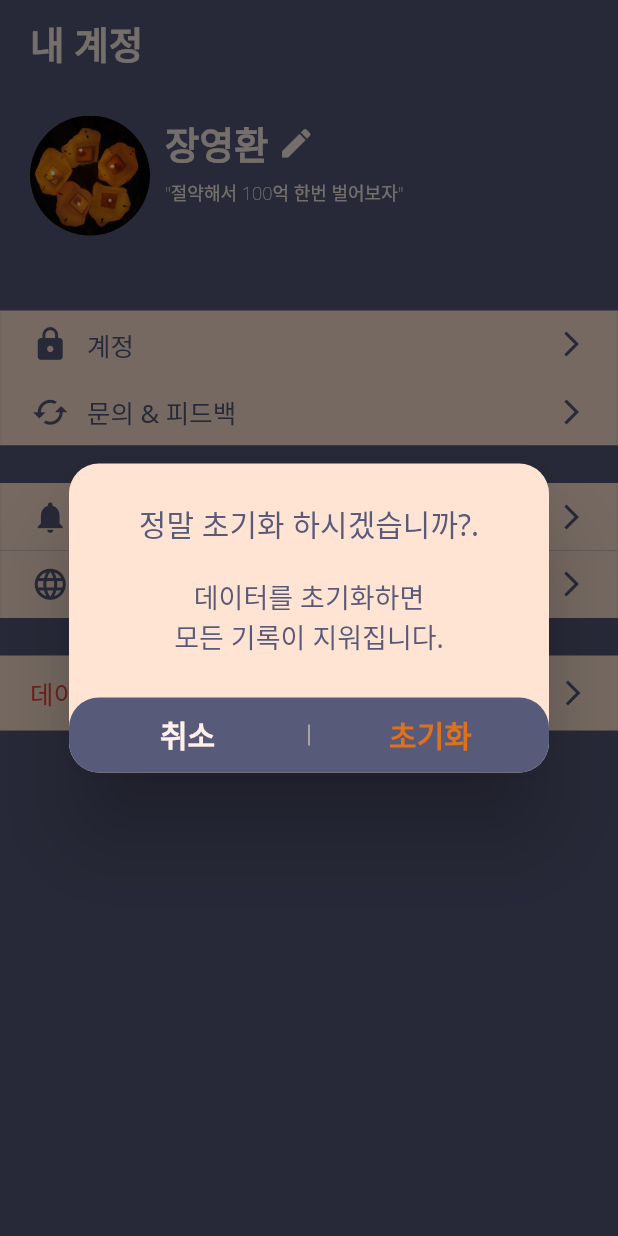
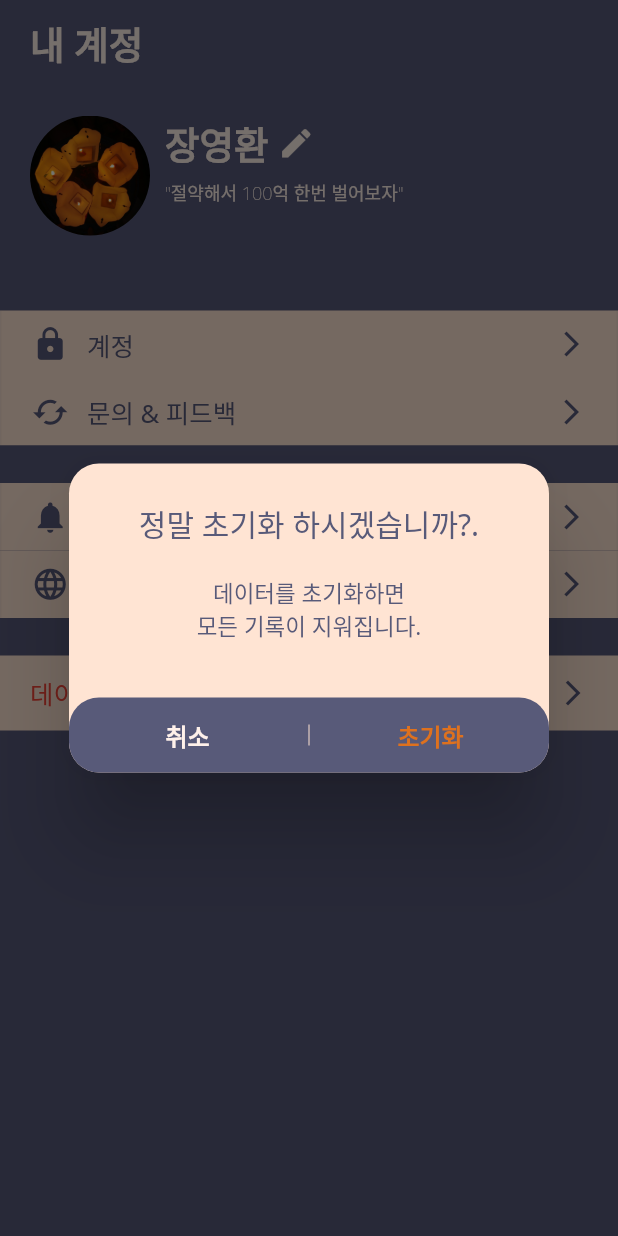
Before and after one commit to monthlyteam/RichHabit, a Flutter app: the Profile widget shown alone on an empty page, opened directly, after a tap on "데이터 초기화", on a phone screen of 412 x 824 dp. Run offline on Flutter 3.47's test engine with Material 2 defaults, Android fonts, the phone set to English and light mode, and no system bars; our stand-ins replace fl_chart, flutter_local_notifications, flutter_markdown, flutter_svg, fluttertoast, google_fonts and 2 more; missing offline and left inert: configurable_expansion_tile, flutter_group_sliver; accounts and stored records are empty.

Commit message:
[InitRepair2] 체크아이콘변경 기타 사이즈 조정

```diff
--- a/rich_habit/lib/screens/Init_next.dart
+++ b/rich_habit/lib/screens/Init_next.dart
@@ -438,7 +438,7 @@ class _InitNextState extends State<InitNext> {
                                 child:
                                 Column(
                                   children: [
-                                    Text("\"평소 습관 보다 매달 ${saveAmount[index]}원을",style: TextStyle(fontSize: 16, color: kPurpleColor,fontWeight: FontWeight.w100 ),),
+                                    Text("\"평소 습관 보다 매달 ${saveAmount[index].toStringAsFixed(1).replaceAllMapped(new RegExp(r'(\d{1,3})(?=(\d{3})+(?!\d))'), (Match m) => '${m[1]},')}원을",style: TextStyle(fontSize: 16, color: kPurpleColor,fontWeight: FontWeight.w100 ),),
                                     Text("절약하는 목표입니다.\"",style: TextStyle(fontSize: 16, color: kPurpleColor,fontWeight: FontWeight.w100 ),)
                                   ],
                                 )
--- a/rich_habit/lib/screens/profile.dart
+++ b/rich_habit/lib/screens/profile.dart
@@ -238,8 +238,18 @@ class Profile extends StatelessWidget {
                             SizedBox(height: 10,),
                             Text("정말 초기화 하시겠습니까?.",style: TextStyle(color: kPurpleColor,fontSize: kSubTitleFontSize),),
                             SizedBox(height: 20,),
-                            Text("데이터를 초기화하면",style: TextStyle(color: kPurpleColor,fontSize: 18),),
-                            Text("모든 기록이 지워집니다.",style: TextStyle(color: kPurpleColor,fontSize: 18),),
+                            Container(
+                              height: 45,
+                              child: FittedBox(
+                                fit: BoxFit.cover,
+                                child: Column(
+                                  children: [
+                                    Text("데이터를 초기화하면",style: TextStyle(color: kPurpleColor)),
+                                    Text("모든 기록이 지워집니다.",style: TextStyle(color: kPurpleColor)),
+                                  ],
+                                ),
+                              ),
+                            ),
                           ],
                         ),
                       ),
@@ -258,7 +268,7 @@ class Profile extends StatelessWidget {
                                   Navigator.pop(context);
                                 },
                                 child: Container(
-                                  child : Center(child: Text("취소", style: TextStyle(fontSize: kSubTitleFontSize,fontWeight: FontWeight.bold,color: kWhiteIvoryColor),)),
+                                  child : Center(child: Text("취소", style: TextStyle(fontSize: 16,fontWeight: FontWeight.bold,color: kWhiteIvoryColor),)),
                                 ),
                               )
                           ),
@@ -287,7 +297,7 @@ class Profile extends StatelessWidget {
                                     Navigator.of(context,rootNavigator: true).pushReplacement(MaterialPageRoute(builder: (context)=>Init(isFirst: true,)));
                                   },
                                   child: Center(
-                                    child: Text("초기화",style: TextStyle(fontSize: kSubTitleFontSize,color: Color(0xFFDE711E),fontWeight: FontWeight.bold),),
+                                    child: Text("초기화",style: TextStyle(fontSize: 16,color: Color(0xFFDE711E),fontWeight: FontWeight.bold),),
                                   )
                               )
                           )
```
Also changed, not shown: rich_habit/lib/screens/init.dart (+17 -7 lines), rich_habit/lib/screens/trigger.dart (+6 -6 lines), rich_habit/assets/images/check.png (deleted), rich_habit/assets/images/check.svg (added).
